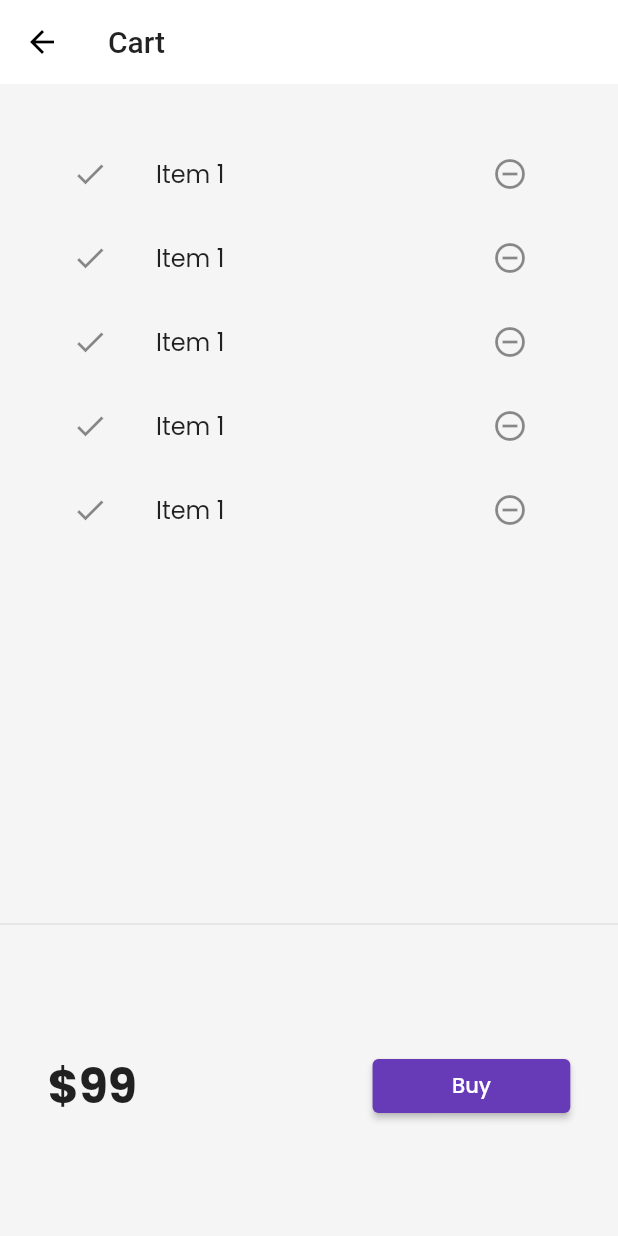
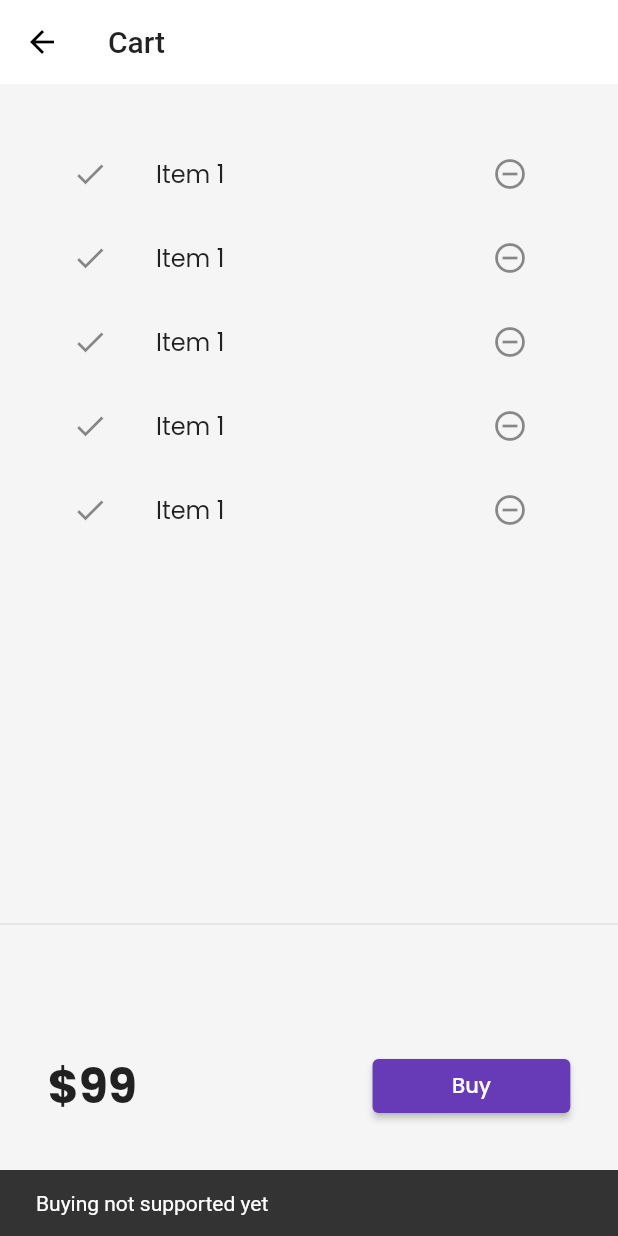
Before and after one commit to ritesh-15/flutter-tutorial, a Flutter app: the CartPage screen opened by its route, after a tap on "Buy", on a phone screen of 412 x 824 dp. Run offline on Flutter 3.47's test engine with Material 2 defaults, Android fonts, the phone set to English and light mode, and no system bars; our stand-ins replace google_fonts, velocity_x; network calls fail.

```diff
--- a/lib/pages/cart_page.dart
+++ b/lib/pages/cart_page.dart
@@ -17,9 +17,14 @@ class CartPage extends StatelessWidget {
           foregroundColor: Colors.black,
         ),
         body: SafeArea(
+            bottom: false,
             child: Column(
-          children: [CartList().p32().expand(), Divider(), const CartTotal()],
-        )));
+              children: [
+                CartList().p32().expand(),
+                Divider(),
+                const CartTotal()
+              ],
+            )));
   }
 }
 
@@ -36,7 +41,10 @@ class CartTotal extends StatelessWidget {
           "\$${99}".text.xl4.bold.make(),
           30.widthBox,
           ElevatedButton(
-                  onPressed: () {},
+                  onPressed: () {
+                    ScaffoldMessenger.of(context).showSnackBar(SnackBar(
+                        content: "Buying not supported yet".text.make()));
+                  },
                   child: "Buy".text.white.make(),
                   style: ButtonStyle(
                       backgroundColor:
```
Also changed, not shown: lib/models/Cart.dart (added, +29 -0 lines).
